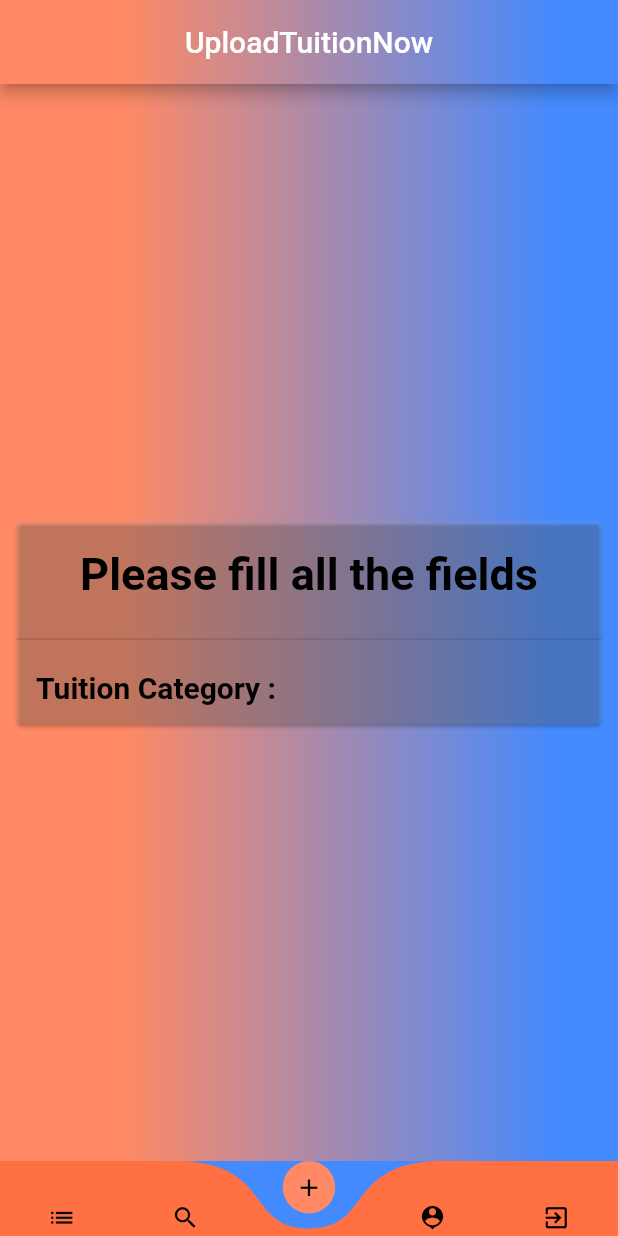
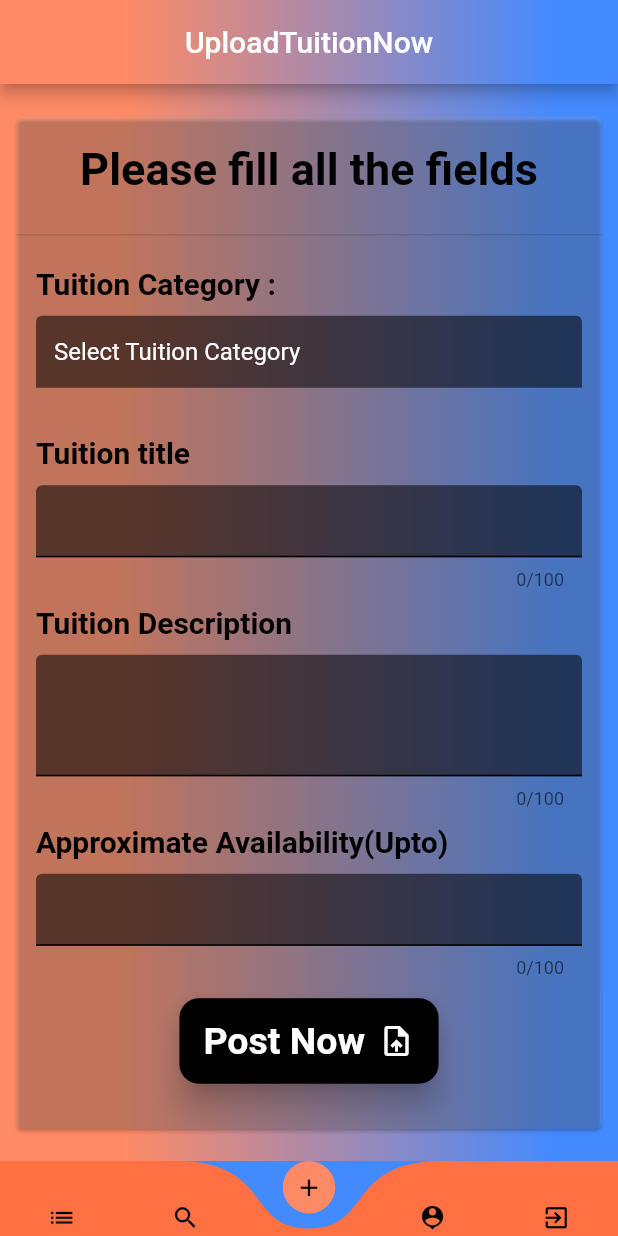
Before and after one commit to Galib-23/tutor-finder-app, a Flutter app: the screen it shows once a user with an empty profile is signed in, item 3 of the bottom bar chosen, on a phone screen of 412 x 824 dp. Run offline on Flutter 3.47's test engine with Material 2 defaults, Android fonts, the phone set to English and light mode, and no system bars; drawn by our look-alikes of curved_navigation_bar; our stand-ins replace cached_network_image, cloud_firestore, firebase_auth, firebase_core, firebase_storage, fluttertoast and 2 more; accounts and stored records are empty; network calls fail.

Commit message:
Tuition upload section Added

```diff
--- a/lib/Tuitions/upload_tuition_profile.dart
+++ b/lib/Tuitions/upload_tuition_profile.dart
@@ -8,7 +8,16 @@ class UploadTuitionProfile extends StatefulWidget {
 }
 
 class _UploadTuitionProfileState extends State<UploadTuitionProfile> {
+  final TextEditingController _tuitionCategoryController =
+      TextEditingController(text: 'Select Tuition Category');
+  final TextEditingController _tuitionTitleController = TextEditingController();
+  final TextEditingController _tuitionDescriptionController =
+      TextEditingController();
+  final TextEditingController _tuitionAvailabilityController =
+      TextEditingController();
   final _formKey = GlobalKey<FormState>();
+
+  bool _isLoading = false;
 
   Widget _textTitles({required String label}) {
     return Padding(
@@ -19,6 +28,53 @@ class _UploadTuitionProfileState extends State<UploadTuitionProfile> {
           color: Colors.black,
           fontSize: 20,
           fontWeight: FontWeight.bold,
+        ),
+      ),
+    );
+  }
+
+  Widget _textFormFields({
+    required String valueKey,
+    required TextEditingController controller,
+    required bool enabled,
+    required Function fct,
+    required int maxLength,
+  }) {
+    return Padding(
+      padding: EdgeInsets.all(5.0),
+      child: InkWell(
+        onTap: () {
+          fct();
+        },
+        child: TextFormField(
+          validator: (value) {
+            if (value!.isEmpty) {
+              return 'Value is missing';
+            }
+            return null;
+          },
+          controller: controller,
+          enabled: enabled,
+          key: ValueKey(valueKey),
+          style: const TextStyle(
+            color: Colors.white,
+          ),
+          maxLines: valueKey == 'TuitionDescription' ? 3 : 1,
+          maxLength: maxLength,
+          keyboardType: TextInputType.text,
+          decoration: const InputDecoration(
+            filled: true,
+            fillColor: Colors.black54,
+            enabledBorder: UnderlineInputBorder(
+              borderSide: BorderSide(color: Colors.black),
+            ),
+            focusedBorder: UnderlineInputBorder(
+              borderSide: BorderSide(color: Colors.black),
+            ),
+            errorBorder: UnderlineInputBorder(
+              borderSide: BorderSide(color: Colors.red),
+            ),
+          ),
         ),
       ),
     );
@@ -56,7 +112,7 @@ class _UploadTuitionProfileState extends State<UploadTuitionProfile> {
         ),
         body: Center(
           child: Padding(
-            padding: EdgeInsets.all(7.0),
+            padding: const EdgeInsets.all(7.0),
             child: Card(
               color: Colors.white10,
               child: SingleChildScrollView(
@@ -94,8 +150,79 @@ class _UploadTuitionProfileState extends State<UploadTuitionProfile> {
                           crossAxisAlignment: CrossAxisAlignment.start,
                           children: [
                             _textTitles(label: 'Tuition Category : '),
+                            _textFormFields(
+                              valueKey: 'TuitionCategory',
+                              controller: _tuitionCategoryController,
+                              enabled: false,
+                              fct: () {},
+                              maxLength: 100,
+                            ),
+                            _textTitles(label: "Tuition title"),
+                            _textFormFields(
+                              valueKey: 'TuitionTitle',
+                              controller: _tuitionTitleController,
+                              enabled: true,
+                              fct: () {},
+                              maxLength: 100,
+                            ),
+                            _textTitles(label: "Tuition Description"),
+                            _textFormFields(
+                              valueKey: 'TuitionDescription',
+                              controller: _tuitionDescriptionController,
+                              enabled: true,
+                              fct: () {},
+                              maxLength: 100,
+                            ),
+                            _textTitles(
+                                label: "Approximate Availability(Upto)"),
+                            _textFormFields(
+                              valueKey: 'TuitionAvailability',
+                              controller: _tuitionAvailabilityController,
+                              enabled: true,
+                              fct: () {},
+                              maxLength: 100,
+                            ),
                           ],
                         ),
+                      ),
+                    ),
+                    Center(
+                      child: Padding(
+                        padding: const EdgeInsets.only(bottom: 30),
+                        child: _isLoading
+                            ? const CircularProgressIndicator()
+                            : MaterialButton(
+                                onPressed: () {},
+                                color: Colors.black,
+                                elevation: 8,
+                                shape: RoundedRectangleBorder(
+                                  borderRadius: BorderRadius.circular(13),
+                                ),
+                                child: const Padding(
+                                  padding: EdgeInsets.symmetric(vertical: 14),
+                                  child: Row(
+                                    mainAxisSize: MainAxisSize.min,
+                                    mainAxisAlignment: MainAxisAlignment.center,
+                                    children: [
+                                      Text(
+                                        'Post Now',
+                                        style: TextStyle(
+                                          color: Colors.white,
+                                          fontWeight: FontWeight.bold,
+                                          fontSize: 25,
+                                        ),
+                                      ),
+                                      SizedBox(
+                                        width: 9,
+                                      ),
+                                      Icon(
+                                        Icons.upload_file,
+                                        color: Colors.white,
+                                      ),
+                                    ],
+                                  ),
+                                ),
+                              ),
                       ),
                     ),
                   ],
```
